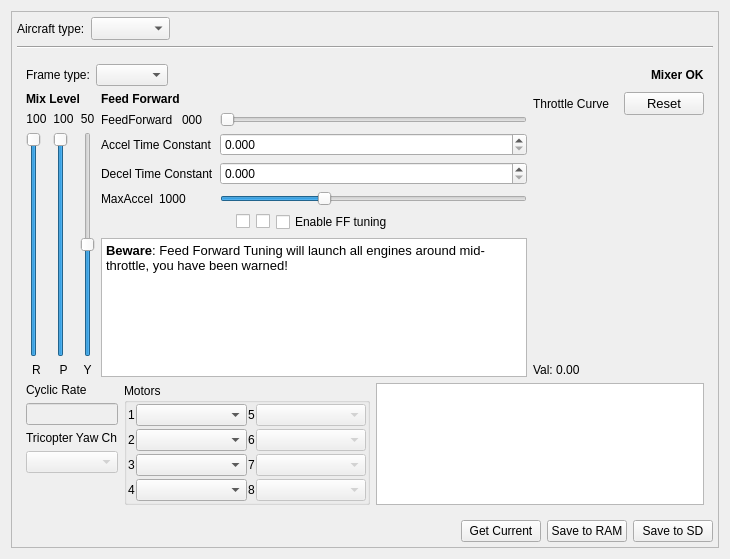
Above: ground/openpilotgcs/src/plugins/config/airframe.ui from openpilot/OpenPilot before the change. Below: the same form after it.
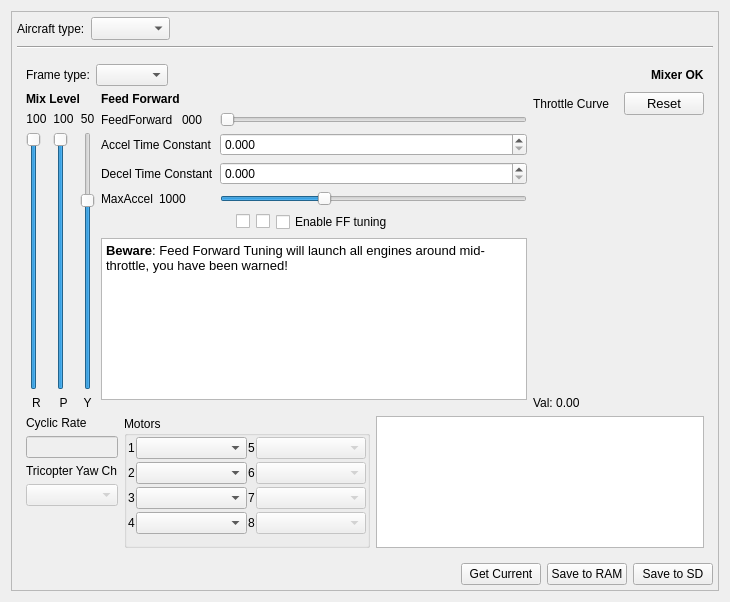
That is the form after the change. The open tabs and pages were chosen to show the change. Custom widgets are drawn as their Qt base class.

Commit message: Ground/Config: Allow negative yaw for people whos motors are all backwards

The edit to the form file:
```diff
--- a/ground/openpilotgcs/src/plugins/config/airframe.ui
+++ b/ground/openpilotgcs/src/plugins/config/airframe.ui
@@ -7,7 +7,7 @@
     <x>0</x>
     <y>0</y>
     <width>730</width>
-    <height>559</height>
+    <height>602</height>
    </rect>
   </property>
   <property name="windowTitle">
@@ -600,6 +600,9 @@
                        <string>Weight of Yaw mixing in percent.
 Typical value is 50% for + or X configuration on quads.</string>
                       </property>
+                      <property name="minimum">
+                       <number>-100</number>
+                      </property>
                       <property name="maximum">
                        <number>100</number>
                       </property>
@@ -888,8 +891,8 @@
                    <string>&lt;!DOCTYPE HTML PUBLIC &quot;-//W3C//DTD HTML 4.0//EN&quot; &quot;http://www.w3.org/TR/REC-html40/strict.dtd&quot;&gt;
 &lt;html&gt;&lt;head&gt;&lt;meta name=&quot;qrichtext&quot; content=&quot;1&quot; /&gt;&lt;style type=&quot;text/css&quot;&gt;
 p, li { white-space: pre-wrap; }
-&lt;/style&gt;&lt;/head&gt;&lt;body style=&quot; font-family:'Ubuntu'; font-size:11pt; font-weight:400; font-style:normal;&quot;&gt;
-&lt;p style=&quot; margin-top:0px; margin-bottom:0px; margin-left:0px; margin-right:0px; -qt-block-indent:0; text-indent:0px;&quot;&gt;&lt;span style=&quot; font-size:10pt; font-weight:600;&quot;&gt;Beware&lt;/span&gt;&lt;span style=&quot; font-size:10pt;&quot;&gt;: Feed Forward Tuning will launch all engines around mid-throttle, you have been warned!&lt;/span&gt;&lt;/p&gt;&lt;/body&gt;&lt;/html&gt;</string>
+&lt;/style&gt;&lt;/head&gt;&lt;body style=&quot; font-family:'Lucida Grande'; font-size:13pt; font-weight:400; font-style:normal;&quot;&gt;
+&lt;p style=&quot; margin-top:0px; margin-bottom:0px; margin-left:0px; margin-right:0px; -qt-block-indent:0; text-indent:0px;&quot;&gt;&lt;span style=&quot; font-family:'Ubuntu'; font-size:10pt; font-weight:600;&quot;&gt;Beware&lt;/span&gt;&lt;span style=&quot; font-family:'Ubuntu'; font-size:10pt;&quot;&gt;: Feed Forward Tuning will launch all engines around mid-throttle, you have been warned!&lt;/span&gt;&lt;/p&gt;&lt;/body&gt;&lt;/html&gt;</string>
                   </property>
                  </widget>
                 </item>
```
Left out of the diff: 2 changed lines with no effect on the pictures.
